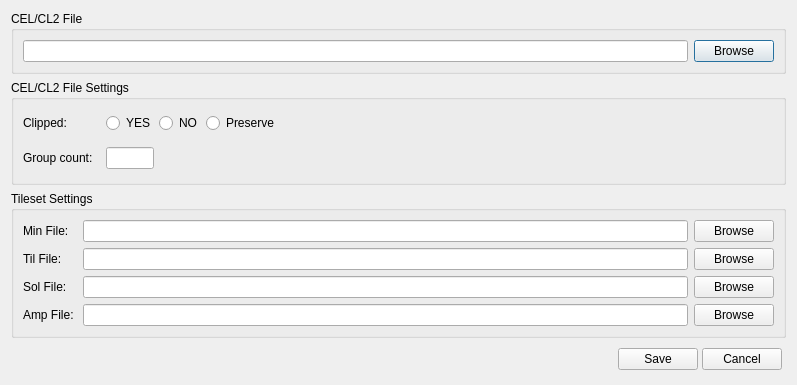
Qt form source/saveasdialog.ui (pionere/d1-graphics-tool) before a commit.
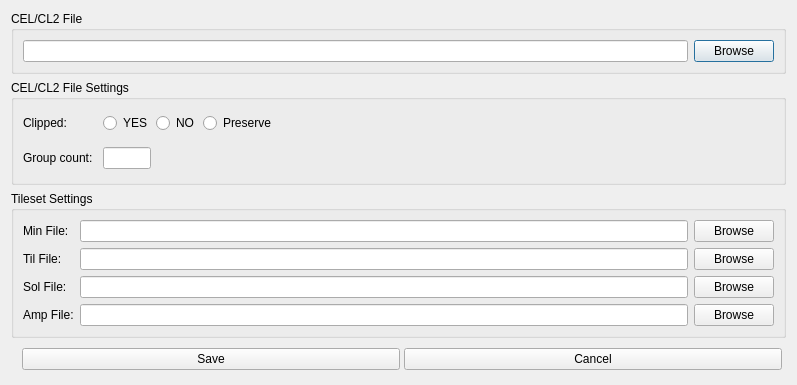
The same form after that commit.

The edit to the form file:
```diff
--- a/source/saveasdialog.ui
+++ b/source/saveasdialog.ui
@@ -10,12 +10,6 @@
     <height>368</height>
    </rect>
   </property>
-  <property name="minimumSize">
-   <size>
-    <width>0</width>
-    <height>0</height>
-   </size>
-  </property>
   <property name="windowTitle">
    <string>Save As</string>
   </property>
@@ -78,39 +72,15 @@
      <layout class="QGridLayout" name="gridLayout_2">
       <item row="0" column="0">
        <widget class="QLabel" name="celClippedLabel">
-        <property name="minimumSize">
-         <size>
-          <width>0</width>
-          <height>0</height>
-         </size>
-        </property>
-        <property name="maximumSize">
-         <size>
-          <width>16777215</width>
-          <height>16777215</height>
-         </size>
-        </property>
         <property name="text">
-         <string>Clipped: </string>
+         <string>Clipped:</string>
         </property>
        </widget>
       </item>
       <item row="1" column="0">
        <widget class="QLabel" name="celGroupLabel">
-        <property name="minimumSize">
-         <size>
-          <width>0</width>
-          <height>0</height>
-         </size>
-        </property>
-        <property name="maximumSize">
-         <size>
-          <width>16777215</width>
-          <height>16777215</height>
-         </size>
-        </property>
         <property name="text">
-         <string>Group count: </string>
+         <string>Group count:</string>
         </property>
        </widget>
       </item>
@@ -236,32 +206,14 @@
    </item>
    <item>
     <widget class="QGroupBox" name="tilSettingsGroupBox">
-     <property name="minimumSize">
-      <size>
-       <width>0</width>
-       <height>0</height>
-      </size>
-     </property>
      <property name="title">
       <string>Tileset Settings</string>
      </property>
      <layout class="QGridLayout" name="gridLayout_3">
       <item row="0" column="0">
        <widget class="QLabel" name="tilMinFileLabel">
-        <property name="minimumSize">
-         <size>
-          <width>0</width>
-          <height>0</height>
-         </size>
-        </property>
-        <property name="maximumSize">
-         <size>
-          <width>16777215</width>
-          <height>16777215</height>
-         </size>
-        </property>
         <property name="text">
-         <string>Min File: </string>
+         <string>Min File:</string>
         </property>
        </widget>
       </item>
@@ -281,20 +233,8 @@
       </item>
       <item row="1" column="0">
        <widget class="QLabel" name="tilTilFileLabel">
-        <property name="minimumSize">
-         <size>
-          <width>0</width>
-          <height>0</height>
-         </size>
-        </property>
-        <property name="maximumSize">
-         <size>
-          <width>16777215</width>
-          <height>16777215</height>
-         </size>
-        </property>
         <property name="text">
-         <string>Til File: </string>
+         <string>Til File:</string>
         </property>
        </widget>
       </item>
@@ -314,20 +254,8 @@
       </item>
       <item row="2" column="0">
        <widget class="QLabel" name="tilSolFileLabel">
-        <property name="minimumSize">
-         <size>
-          <width>0</width>
-          <height>0</height>
-         </size>
-        </property>
-        <property name="maximumSize">
-         <size>
-          <width>16777215</width>
-          <height>16777215</height>
-         </size>
-        </property>
         <property name="text">
-         <string>Sol File: </string>
+         <string>Sol File:</string>
         </property>
        </widget>
       </item>
@@ -347,20 +275,8 @@
       </item>
       <item row="3" column="0">
        <widget class="QLabel" name="tilAmpnFileLabel">
-        <property name="minimumSize">
-         <size>
-          <width>0</width>
-          <height>0</height>
-         </size>
-        </property>
-        <property name="maximumSize">
-         <size>
-          <width>16777215</width>
-          <height>16777215</height>
-         </size>
-        </property>
         <property name="text">
-         <string>Amp File: </string>
+         <string>Amp File:</string>
         </property>
        </widget>
       </item>
@@ -381,36 +297,8 @@
      </layout>
     </widget>
    </item>
-   <item>
-    <spacer name="verticalSpacer">
-     <property name="orientation">
-      <enum>Qt::Vertical</enum>
-     </property>
-     <property name="sizeType">
-      <enum>QSizePolicy::MinimumExpanding</enum>
-     </property>
-     <property name="sizeHint" stdset="0">
-      <size>
-       <width>0</width>
-       <height>0</height>
-      </size>
-     </property>
-    </spacer>
-   </item>
    <item>
     <widget class="QWidget" name="saveButtonsWidget" native="true">
-     <property name="minimumSize">
-      <size>
-       <width>0</width>
-       <height>0</height>
-      </size>
-     </property>
-     <property name="maximumSize">
-      <size>
-       <width>16777215</width>
-       <height>16777215</height>
-      </size>
-     </property>
      <layout class="QHBoxLayout" name="horizontalLayout">
       <property name="spacing">
        <number>4</number>
@@ -432,12 +320,6 @@
         <property name="orientation">
          <enum>Qt::Horizontal</enum>
         </property>
-        <property name="sizeHint" stdset="0">
-         <size>
-          <width>345</width>
-          <height>19</height>
-         </size>
-        </property>
        </spacer>
       </item>
       <item>
```
Left out of the diff: 18 changed lines with no effect on the pictures.
